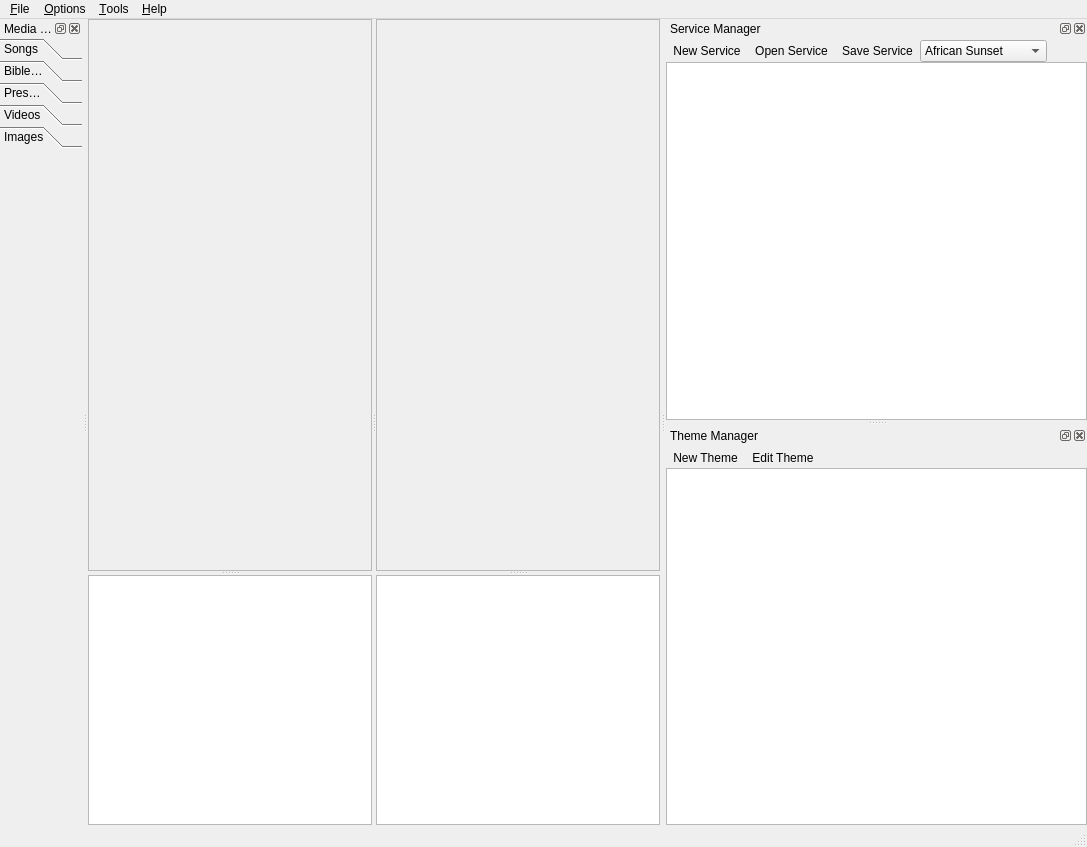
The window that openlp/resources/forms/mainwindow.ui (zonArt/openlp) describes before a commit, drawn with Qt 5.
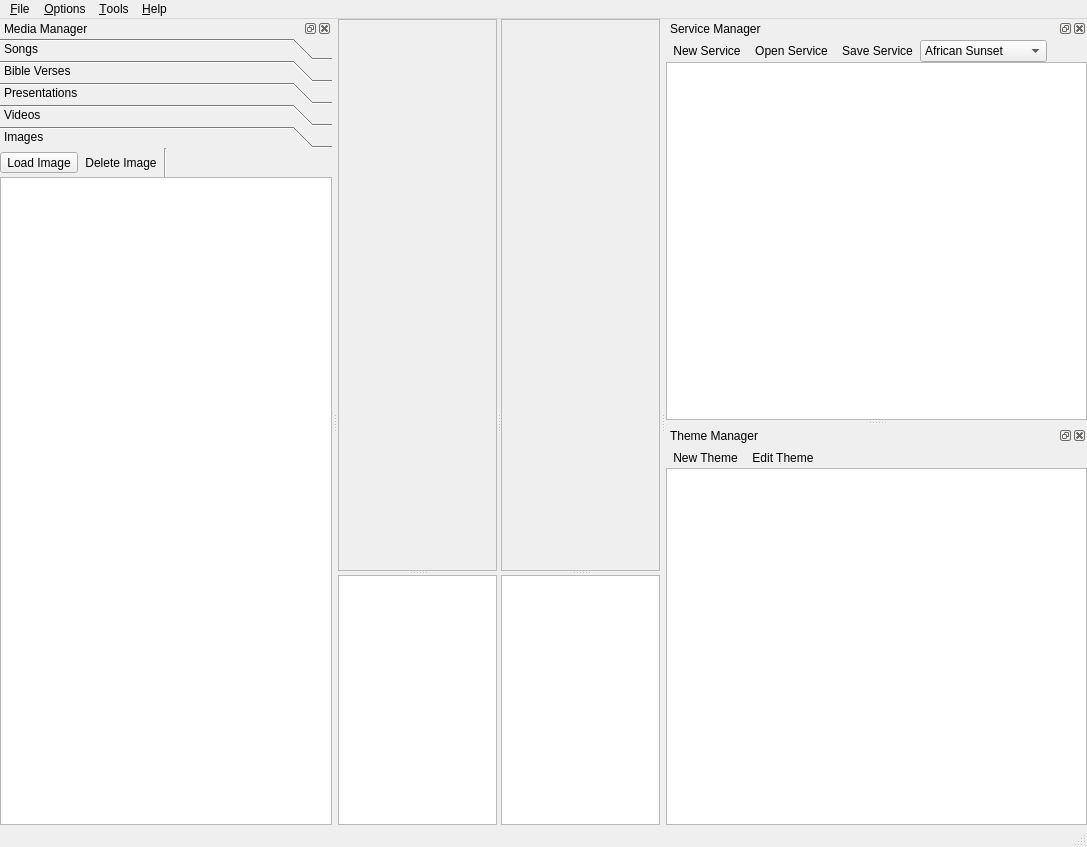
The same window after the commit. The open tabs and pages were chosen to show the change. Icons and pictures are not drawn.

Commit message: Added a basic ThemeWizard, added more images, updated SettingsForm

Diff of the .ui file:
```diff
--- a/openlp/resources/forms/mainwindow.ui
+++ b/openlp/resources/forms/mainwindow.ui
@@ -59,8 +59,8 @@
              <rect>
               <x>0</x>
               <y>0</y>
-              <width>90</width>
-              <height>545</height>
+              <width>268</width>
+              <height>542</height>
              </rect>
             </property>
            </widget>
@@ -99,8 +99,8 @@
              <rect>
               <x>0</x>
               <y>0</y>
-              <width>90</width>
-              <height>545</height>
+              <width>268</width>
+              <height>542</height>
              </rect>
             </property>
            </widget>
@@ -825,7 +825,7 @@
          <rect>
           <x>0</x>
           <y>0</y>
-          <width>457</width>
+          <width>237</width>
           <height>652</height>
          </rect>
         </property>
@@ -836,6 +836,141 @@
          <iconset resource="../images/openlp-2.qrc" >
           <normaloff>:/media/media_image.png</normaloff>:/media/media_image.png</iconset>
         </attribute>
+        <layout class="QVBoxLayout" name="ImagesLayout" >
+         <property name="spacing" >
+          <number>0</number>
+         </property>
+         <property name="margin" >
+          <number>0</number>
+         </property>
+         <item>
+          <widget class="QWidget" native="1" name="ImagesToolbar" >
+           <layout class="QHBoxLayout" name="ImagesToolbarLayout" >
+            <property name="spacing" >
+             <number>0</number>
+            </property>
+            <property name="margin" >
+             <number>0</number>
+            </property>
+            <item>
+             <widget class="QToolButton" name="ImagesLoadItem" >
+              <property name="toolTip" >
+               <string>Load Video</string>
+              </property>
+              <property name="statusTip" >
+               <string>Load a video</string>
+              </property>
+              <property name="text" >
+               <string>Load Image</string>
+              </property>
+              <property name="icon" >
+               <iconset resource="../images/openlp-2.qrc" >
+                <normaloff>:/images/image_load.png</normaloff>:/images/image_load.png</iconset>
+              </property>
+              <property name="iconSize" >
+               <size>
+                <width>22</width>
+                <height>22</height>
+               </size>
+              </property>
+             </widget>
+            </item>
+            <item>
+             <widget class="QToolButton" name="ImagesDeleteItem" >
+              <property name="toolTip" >
+               <string>Remove Video</string>
+              </property>
+              <property name="text" >
+               <string>Delete Image</string>
+              </property>
+              <property name="icon" >
+               <iconset resource="../images/openlp-2.qrc" >
+                <normaloff>:/images/image_delete.png</normaloff>:/images/image_delete.png</iconset>
+              </property>
+              <property name="iconSize" >
+               <size>
+                <width>22</width>
+                <height>22</height>
+               </size>
+              </property>
+              <property name="autoRaise" >
+               <bool>true</bool>
+              </property>
+             </widget>
+            </item>
+            <item>
+             <widget class="Line" name="ImagesLine" >
+              <property name="orientation" >
+               <enum>Qt::Vertical</enum>
+              </property>
+             </widget>
+            </item>
+            <item>
+             <widget class="QToolButton" name="ImagesLiveItem" >
+              <property name="toolTip" >
+               <string>Go Live!</string>
+              </property>
+              <property name="text" >
+               <string/>
+              </property>
+              <property name="icon" >
+               <iconset resource="../images/openlp-2.qrc" >
+                <normaloff>:/system/system_live.png</normaloff>:/system/system_live.png</iconset>
+              </property>
+              <property name="iconSize" >
+               <size>
+                <width>22</width>
+                <height>22</height>
+               </size>
+              </property>
+              <property name="autoRaise" >
+               <bool>true</bool>
+              </property>
+             </widget>
+            </item>
+            <item>
+             <widget class="QToolButton" name="ImagesAddItem" >
+              <property name="toolTip" >
+               <string>Add to Order of Service</string>
+              </property>
+              <property name="text" >
+               <string/>
+              </property>
+              <property name="icon" >
+               <iconset resource="../images/openlp-2.qrc" >
+                <normaloff>:/system/system_add.png</normaloff>:/system/system_add.png</iconset>
+              </property>
+              <property name="iconSize" >
+               <size>
+                <width>22</width>
+                <height>22</height>
+               </size>
+              </property>
+              <property name="autoRaise" >
+               <bool>true</bool>
+              </property>
+             </widget>
+            </item>
+            <item>
+             <spacer name="ImagesToolbarSpacer" >
+              <property name="orientation" >
+               <enum>Qt::Horizontal</enum>
+              </property>
+              <property name="sizeHint" stdset="0" >
+               <size>
+                <width>105</width>
+                <height>20</height>
+               </size>
+              </property>
+             </spacer>
+            </item>
+           </layout>
+          </widget>
+         </item>
+         <item>
+          <widget class="QTableWidget" name="ImagesList" />
+         </item>
+        </layout>
        </widget>
       </widget>
      </item>
```
Left out of the diff: 33 changed lines with no effect on the pictures. The commit also changes 10 other files.
